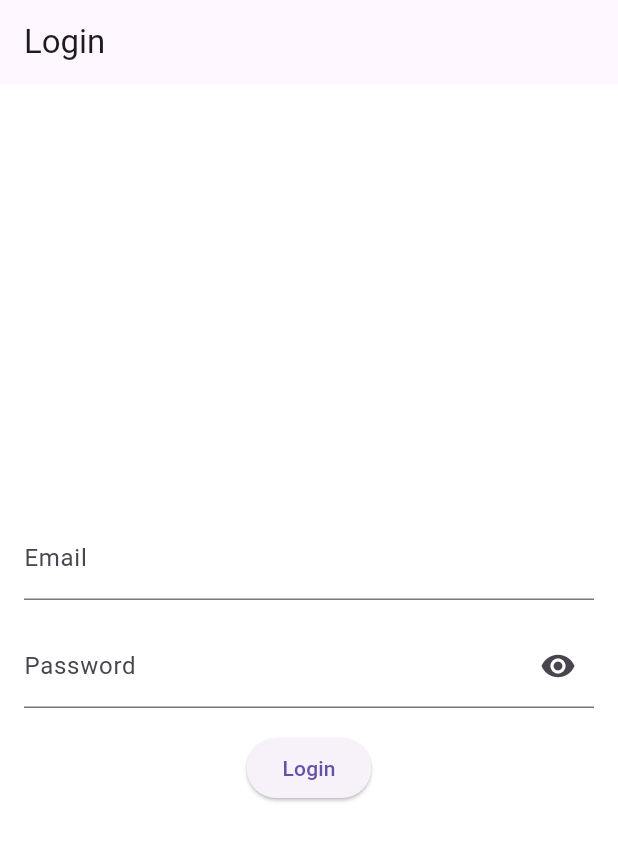
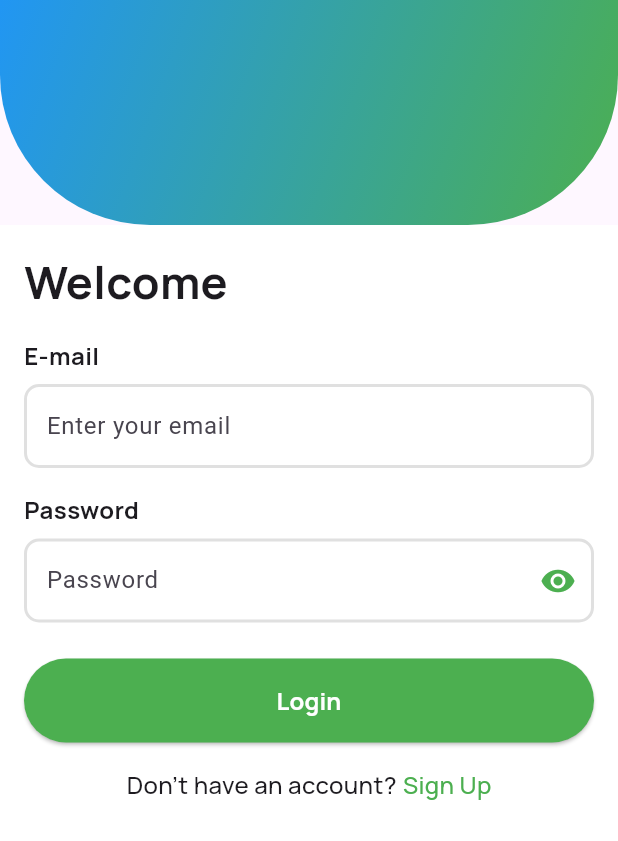
Before and after one commit to bakicpp/plant-app, a Flutter app: the screen it shows after launch, on a phone screen of 412 x 824 dp. Shown: the top 841 px of the screen. Run offline on Flutter 3.47's test engine with Material 3 defaults, Android fonts, the phone set to English and light mode, and no system bars; our stand-ins replace bloc, cloud_firestore, firebase_auth, firebase_core, firebase_storage, flutter_bloc and 4 more; accounts and stored records are empty.

Commit message:
changed login ui

```diff
--- a/plant_app/lib/pages/login_page.dart
+++ b/plant_app/lib/pages/login_page.dart
@@ -1,7 +1,9 @@
 import 'package:flutter/material.dart';
 import 'package:flutter_bloc/flutter_bloc.dart';
+import 'package:google_fonts/google_fonts.dart';
 import 'package:plant_app/bloc/auth_bloc.dart';
 import 'package:plant_app/bloc/password_visibility_bloc.dart';
+import 'package:plant_app/pages/register_page.dart';
 
 class LoginPage extends StatefulWidget {
   const LoginPage({Key? key}) : super(key: key);
@@ -17,9 +19,22 @@ class _LoginPageState extends State<LoginPage> {
   @override
   Widget build(BuildContext context) {
     return Scaffold(
-      appBar: AppBar(
-        title: const Text('Login'),
+      appBar: PreferredSize(
+          preferredSize: Size.fromHeight(150.0),
+          child: AppBar(
+              flexibleSpace: Container(
+            decoration: const BoxDecoration(
+              borderRadius: BorderRadius.only(
+                bottomLeft: Radius.circular(100),
+                bottomRight: Radius.circular(100),
               ),
+              gradient: LinearGradient(
+                colors: [Colors.blue, Colors.green],
+                begin: Alignment.topLeft,
+                end: Alignment.bottomRight,
+              ),
+            ),
+          ))),
       body: BlocListener<AuthBloc, AuthState>(
         listener: (context, state) {
           if (state is AuthAuthenticatedState) {
@@ -28,20 +43,78 @@ class _LoginPageState extends State<LoginPage> {
             state.showErrorMessage(context);
           }
         },
-        child: Padding(
+        child: pageView(context),
+      ),
+    );
+  }
+
+  Padding pageView(BuildContext context) {
+    return Padding(
       padding: const EdgeInsets.all(16.0),
+      child: SingleChildScrollView(
+        physics: const BouncingScrollPhysics(),
         child: Column(
           mainAxisAlignment: MainAxisAlignment.center,
+          crossAxisAlignment: CrossAxisAlignment.start,
           children: [
-              loginTextFields(controller: _emailController, labelText: 'Email'),
+            Text("Welcome",
+                style: GoogleFonts.manrope(
+                    fontSize: 30, fontWeight: FontWeight.bold)),
+            SizedBox(height: 16),
+            Text("E-mail",
+                style: GoogleFonts.manrope(
+                    fontSize: 16, fontWeight: FontWeight.bold)),
+            SizedBox(height: 8),
+            SizedBox(
+              height: 56,
+              child: loginTextFields(
+                  controller: _emailController, hintText: 'Enter your email'),
+            ),
             const SizedBox(height: 16.0),
-              passwordTextField(),
+            Text("Password",
+                style: GoogleFonts.manrope(
+                    fontSize: 16, fontWeight: FontWeight.bold)),
+            const SizedBox(height: 8),
+            SizedBox(height: 56, child: passwordTextField()),
+            const SizedBox(height: 24.0),
+            SizedBox(
+                width: double.infinity,
+                height: 56,
+                child: loginButton(context)),
             const SizedBox(height: 16.0),
-              loginButton(context),
+            Row(
+              mainAxisAlignment: MainAxisAlignment.center,
+              children: [
+                Text("Don't have an account?",
+                    style: GoogleFonts.manrope(
+                      fontSize: 16,
+                      fontWeight: FontWeight.w500,
+                    )),
+                SizedBox(width: 4),
+                goRegisterPage(context)
+              ],
+            )
           ],
         ),
       ),
-      ),
+    );
+  }
+
+  GestureDetector goRegisterPage(BuildContext context) {
+    return GestureDetector(
+      onTap: () {
+        Navigator.pushReplacement(
+          context,
+          MaterialPageRoute(
+              builder: (context) => BlocProvider(
+                    create: (context) => PasswordVisibilityBloc(),
+                    child: const RegisterPage(),
+                  )),
+        );
+      },
+      child: Text("Sign Up",
+          style: GoogleFonts.manrope(
+              fontSize: 16, fontWeight: FontWeight.w500, color: Colors.green)),
     );
   }
 
@@ -51,12 +124,15 @@ class _LoginPageState extends State<LoginPage> {
       builder: (context, state) {
         return loginTextFields(
             controller: _passwordController,
-            labelText: 'Password',
+            hintText: 'Password',
             obscureText: state is PasswordHiddenState,
             suffixIcon: IconButton(
-              icon: Icon(state is PasswordHiddenState
+              icon: Icon(
+                state is PasswordHiddenState
                     ? Icons.visibility
-                  : Icons.visibility_off),
+                    : Icons.visibility_off,
+                color: Colors.green,
+              ),
               onPressed: () => context
                   .read<PasswordVisibilityBloc>()
                   .add(TogglePasswordVisibilityEvent()),
@@ -67,17 +143,25 @@ class _LoginPageState extends State<LoginPage> {
 
   ElevatedButton loginButton(BuildContext context) {
     return ElevatedButton(
+      style: ElevatedButton.styleFrom(
+        primary: Colors.green,
+        shape: RoundedRectangleBorder(
+          borderRadius: BorderRadius.circular(50),
+        ),
+      ),
       onPressed: () {
         context.read<AuthBloc>().add(
             AuthSignInEvent(_emailController.text, _passwordController.text));
       },
-      child: const Text('Login'),
+      child: Text('Login',
+          style: GoogleFonts.manrope(
+              fontSize: 16, color: Colors.white, fontWeight: FontWeight.bold)),
     );
   }
 
   TextField loginTextFields({
     required TextEditingController controller,
-    required String labelText,
+    required String hintText,
     bool obscureText = false,
     suffixIcon,
   }) {
@@ -85,7 +169,22 @@ class _LoginPageState extends State<LoginPage> {
       obscureText: obscureText,
       controller: controller,
       decoration: InputDecoration(
-        labelText: labelText,
+        border: const OutlineInputBorder(
+          borderRadius: BorderRadius.all(Radius.circular(10)),
+          borderSide: BorderSide(color: Colors.blue, width: 2.0),
+          gapPadding: 3.0,
+        ),
+        enabledBorder: const OutlineInputBorder(
+          borderRadius: BorderRadius.all(Radius.circular(10)),
+          borderSide: BorderSide(color: Colors.black12, width: 2.0),
+          gapPadding: 3.0,
+        ),
+        focusedBorder: const OutlineInputBorder(
+          borderRadius: BorderRadius.all(Radius.circular(10)),
+          borderSide: BorderSide(color: Colors.green, width: 2.0),
+          gapPadding: 3.0,
+        ),
+        hintText: hintText,
         suffixIcon: suffixIcon,
       ),
     );
--- a/plant_app/pubspec.yaml
+++ b/plant_app/pubspec.yaml
@@ -43,6 +43,7 @@ dependencies:
   hive: ^2.2.3
   internet_connection_checker: ^1.0.0+1
   path_provider: ^2.1.1
+  google_fonts: ^6.1.0
 
 dev_dependencies:
   flutter_test:
```
Also changed, not shown: plant_app/pubspec.lock. Lines whose indentation alone changed are shown as unchanged.
